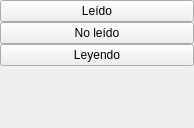
First picture: the form in bqViewer/ui/ViewerBookListActions.ui, repository bq/cervantes, before the edit.
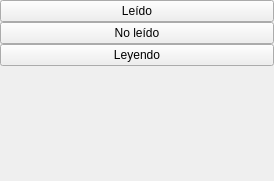
Second picture: the form after the edit.

The edit to the form file:
```diff
--- a/bqViewer/ui/ViewerBookListActions.ui
+++ b/bqViewer/ui/ViewerBookListActions.ui
@@ -6,14 +6,14 @@
    <rect>
     <x>0</x>
     <y>0</y>
-    <width>194</width>
-    <height>128</height>
+    <width>274</width>
+    <height>181</height>
    </rect>
   </property>
   <property name="maximumSize">
    <size>
-    <width>194</width>
-    <height>128</height>
+    <width>274</width>
+    <height>181</height>
    </size>
   </property>
   <property name="windowTitle">
@@ -78,8 +78,8 @@
      </property>
      <property name="sizeHint" stdset="0">
       <size>
-       <width>20</width>
-       <height>5</height>
+       <width>28</width>
+       <height>7</height>
       </size>
      </property>
     </spacer>
```
Left out of the diff: 10 changed lines with no effect on the pictures.
